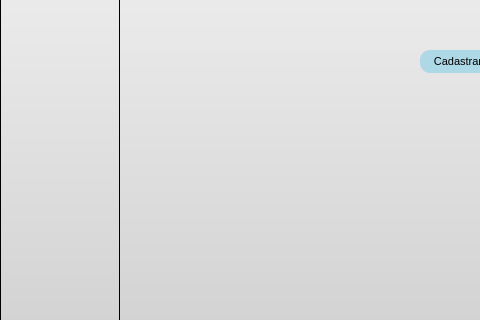
Before: the Qt Designer form telas/cad_jogos.ui in JorgeLuis8/Trabalho-POO-II, drawn with Qt 5; both pictures show x 0 to 480 and y 280 to 600 of the 800 by 600 pixel window.
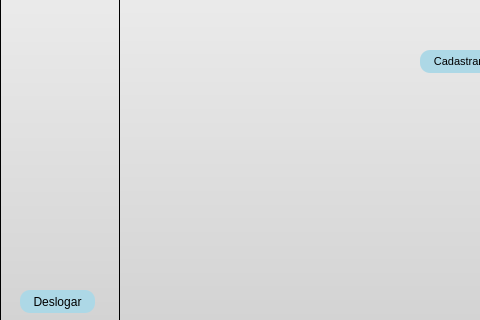
After: the same form once the commit is applied.

Commit message: teste nas telas

The edit to the form file:
```diff
--- a/telas/cad_jogos.ui
+++ b/telas/cad_jogos.ui
@@ -387,6 +387,30 @@
       <string>Pesquisar Dicas</string>
      </property>
     </widget>
+    <widget class="QPushButton" name="pushButton_3">
+     <property name="geometry">
+      <rect>
+       <x>20</x>
+       <y>570</y>
+       <width>75</width>
+       <height>23</height>
+      </rect>
+     </property>
+     <property name="styleSheet">
+      <string notr="true">QPushButton {
+    background-color:  #add8e6;
+    border-radius: 10px;
+}
+
+QPushButton:hover {
+    background-color:#AABAF2 ;
+}
+</string>
+     </property>
+     <property name="text">
+      <string>Deslogar</string>
+     </property>
+    </widget>
    </widget>
   </widget>
  </widget>
```
The commit also changes 6 other files.
